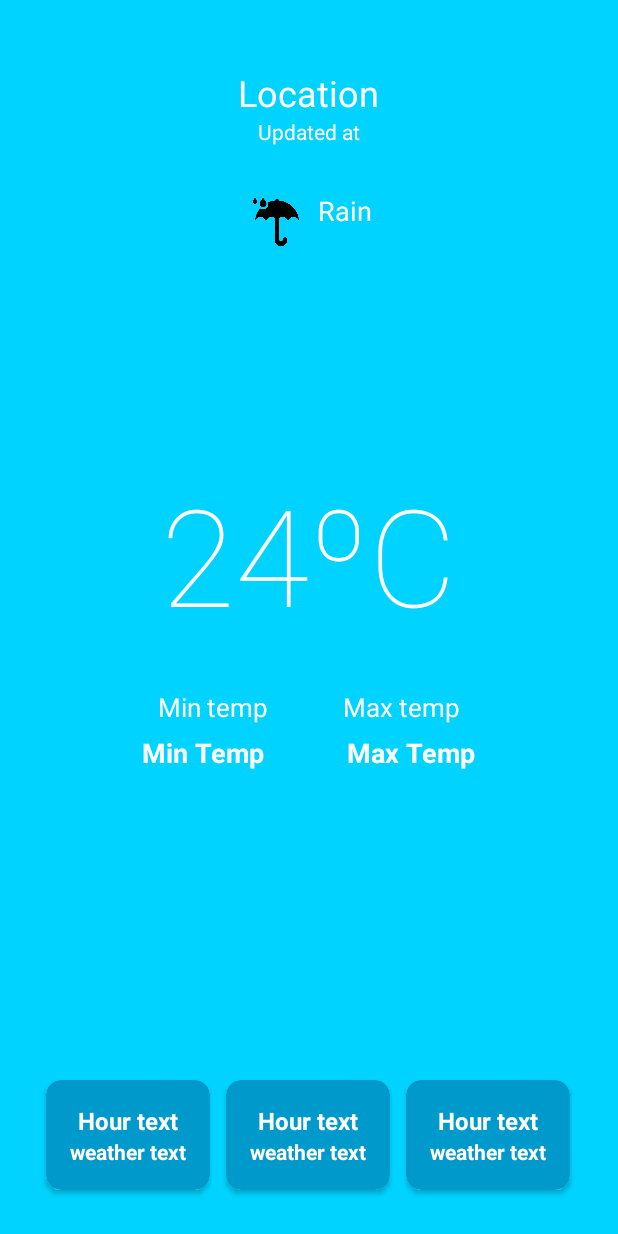
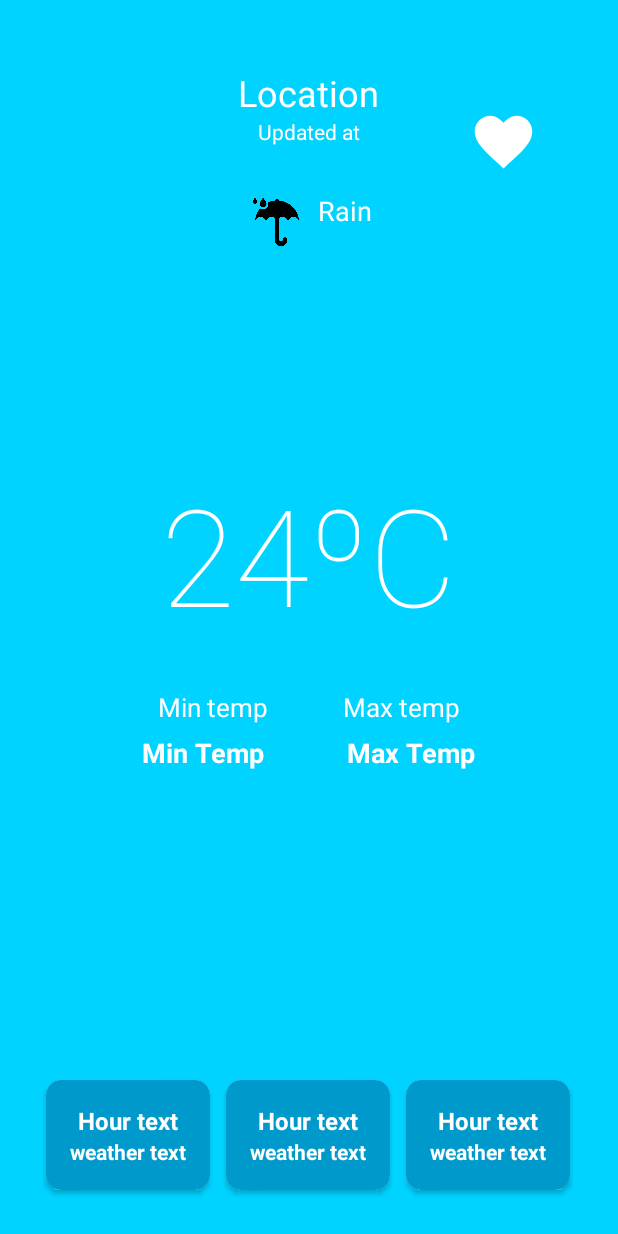
Before and after one commit to mariaperez15/myWeatherApp, an Android app: the layout city_details_fragment.xml on its own in the app's theme, with its tools: preview values and no code run, on a phone screen of 412 x 824 dp. Run offline under Robolectric (Android 15) with nearby library versions, the phone set to English and light mode, and no system bars.

```diff
--- a/app/build.gradle.kts
+++ b/app/build.gradle.kts
@@ -1,6 +1,7 @@
 plugins {
     alias(libs.plugins.androidApplication)
     alias(libs.plugins.jetbrainsKotlinAndroid)
+    id("kotlin-kapt")
 }
 
 android {
@@ -67,4 +68,15 @@ dependencies {
     implementation("com.squareup.retrofit2:converter-moshi:2.9.0")
     implementation(libs.navigation.fragment.ktx)
     implementation(libs.navigation.ui.ktx)
+
+    //room
+    implementation("androidx.room:room-ktx:2.6.1")
+    implementation("androidx.room:room-runtime:2.6.1")
+    implementation("androidx.lifecycle:lifecycle-viewmodel-ktx:2.8.2")
+    implementation("androidx.lifecycle:lifecycle-livedata-ktx:2.8.2")
+    implementation("androidx.lifecycle:lifecycle-common-java8:2.8.2")
+    kapt ("androidx.room:room-compiler:2.6.1")
+    implementation("androidx.navigation:navigation-fragment-ktx:2.7.7")
+    implementation("androidx.navigation:navigation-ui-ktx:2.7.7")
+
 }
--- a/app/src/main/java/com/example/myweatherapp/CityDetailFragment.kt
+++ b/app/src/main/java/com/example/myweatherapp/CityDetailFragment.kt
@@ -26,6 +26,7 @@ class CityDetailFragment : Fragment() {
 
     private lateinit var apiService: WeatherAPIService
     private lateinit var temperatureAdapter: TemperatureAdapter
+    private var isHeartSelected = false
 
     override fun onCreateView(
         inflater: LayoutInflater, container: ViewGroup?,
@@ -37,6 +38,11 @@ class CityDetailFragment : Fragment() {
 
     override fun onViewCreated(view: View, savedInstanceState: Bundle?) {
         super.onViewCreated(view, savedInstanceState)
+
+        binding.heartIcon.setOnClickListener {
+            isHeartSelected = !isHeartSelected
+            binding.heartIcon.isSelected = isHeartSelected
+        }
 
         val retrofit = Retrofit.Builder()
             .baseUrl("https://api.open-meteo.com/")
--- /dev/null
+++ b/app/src/main/res/drawable/heart_button_selector.xml
@@ -0,0 +1,6 @@
+<?xml version="1.0" encoding="utf-8"?>
+<selector xmlns:android="http://schemas.android.com/apk/res/android">
+    <item android:drawable="@drawable/ic_heart_red"  android:state_pressed="true"/>
+    <item android:drawable="@drawable/ic_heart_red"  android:state_selected="true"/>
+    <item android:drawable="@drawable/ic_heart_white"/>
+</selector>
--- /dev/null
+++ b/app/src/main/res/drawable/ic_heart_red.xml
@@ -0,0 +1,10 @@
+<vector xmlns:android="http://schemas.android.com/apk/res/android"
+    android:width="46dp"
+    android:height="46dp"
+    android:viewportWidth="24.0"
+    android:viewportHeight="24.0"
+    android:tint="@color/red">
+    <path
+        android:fillColor="@android:color/white"
+        android:pathData="M12,21.35l-1.45,-1.32C5.4,15.36 2,12.28 2,8.5 2,5.42 4.42,3 7.5,3c1.74,0 3.41,1.19 4.5,2.5C13.09,4.19 14.76,3 16.5,3 19.58,3 22,5.42 22,8.5c0,3.78 -3.4,6.86 -8.55,11.54L12,21.35z"/>
+</vector>
--- /dev/null
+++ b/app/src/main/res/drawable/ic_heart_white.xml
@@ -0,0 +1,10 @@
+<vector xmlns:android="http://schemas.android.com/apk/res/android"
+    android:width="46dp"
+    android:height="46dp"
+    android:viewportWidth="24.0"
+    android:viewportHeight="24.0"
+    android:tint="@color/white">
+    <path
+        android:fillColor="@android:color/white"
+        android:pathData="M12,21.35l-1.45,-1.32C5.4,15.36 2,12.28 2,8.5 2,5.42 4.42,3 7.5,3c1.74,0 3.41,1.19 4.5,2.5C13.09,4.19 14.76,3 16.5,3 19.58,3 22,5.42 22,8.5c0,3.78 -3.4,6.86 -8.55,11.54L12,21.35z"/>
+</vector>
--- a/app/src/main/res/layout/city_details_fragment.xml
+++ b/app/src/main/res/layout/city_details_fragment.xml
@@ -26,6 +26,20 @@
             android:layout_centerHorizontal="true"
             android:layout_marginTop="20dp" />
 
+        <ImageView
+            android:id="@+id/heartIcon"
+            android:layout_width="wrap_content"
+            android:layout_height="wrap_content"
+            android:src="@drawable/heart_button_selector"
+            android:contentDescription="@string/heart_icon_description"
+            android:background="?attr/selectableItemBackgroundBorderless"
+            android:layout_toEndOf="@id/cityName2"
+            android:layout_alignBaseline="@id/cityName2"
+            android:layout_marginStart="60dp"
+            android:layout_marginTop="-18dp"
+            android:clickable="true"/>
+
+
         <LinearLayout
             android:id="@+id/addressContainer2"
             android:orientation="vertical"
@@ -41,6 +55,7 @@
                 android:layout_width="wrap_content"
                 android:layout_height="wrap_content">
             </TextView>
+
         </LinearLayout>
 
         <LinearLayout
--- a/app/src/main/res/values/colors.xml
+++ b/app/src/main/res/values/colors.xml
@@ -4,4 +4,5 @@
     <color name="white">#FFFFFFFF</color>
     <color name="colorLightBlue">#00D3FF</color> <!-- Azul claro -->
     <color name="colorDarkBlue">#102C54</color> <!-- Azul oscuro -->
+    <color name="red">#FF0000</color>
 </resources>
--- a/app/src/main/res/values/strings.xml
+++ b/app/src/main/res/values/strings.xml
@@ -2,4 +2,5 @@
     <string name="app_name">my weather app</string>
     <!-- TODO: Remove or change this placeholder text -->
     <string name="hello_blank_fragment">Hello blank fragment</string>
+    <string name="heart_icon_description">Heart icon</string>
 </resources>
```
Also changed, not shown: app/src/main/res/layout/city_item.xml (indentation only).
